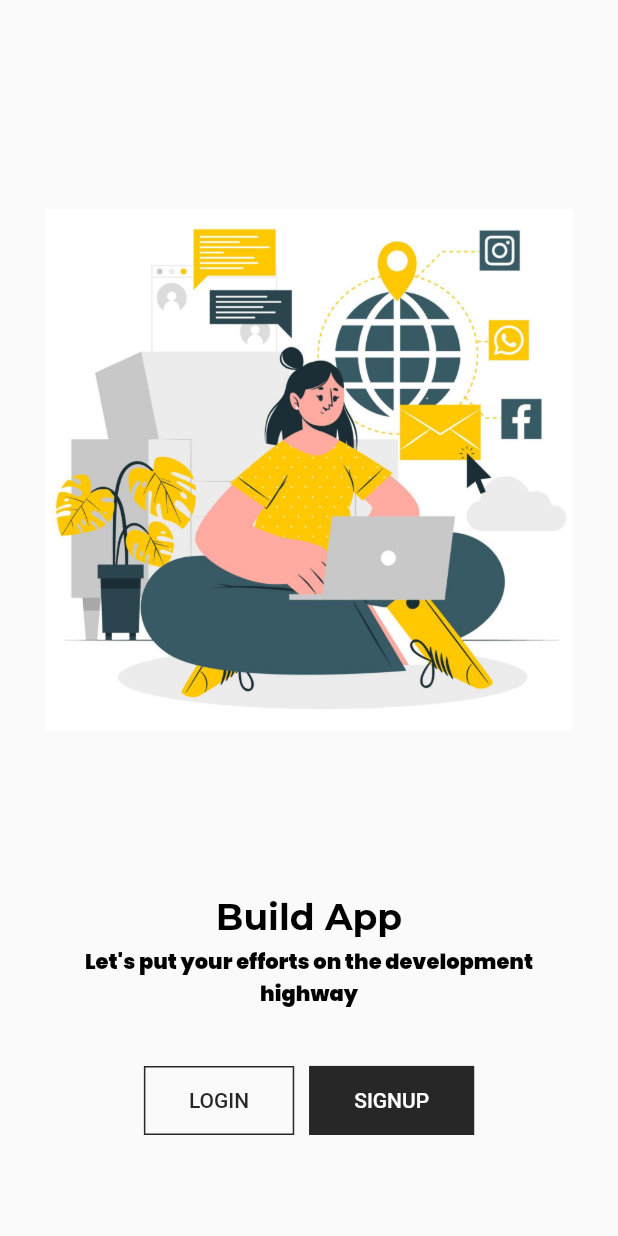
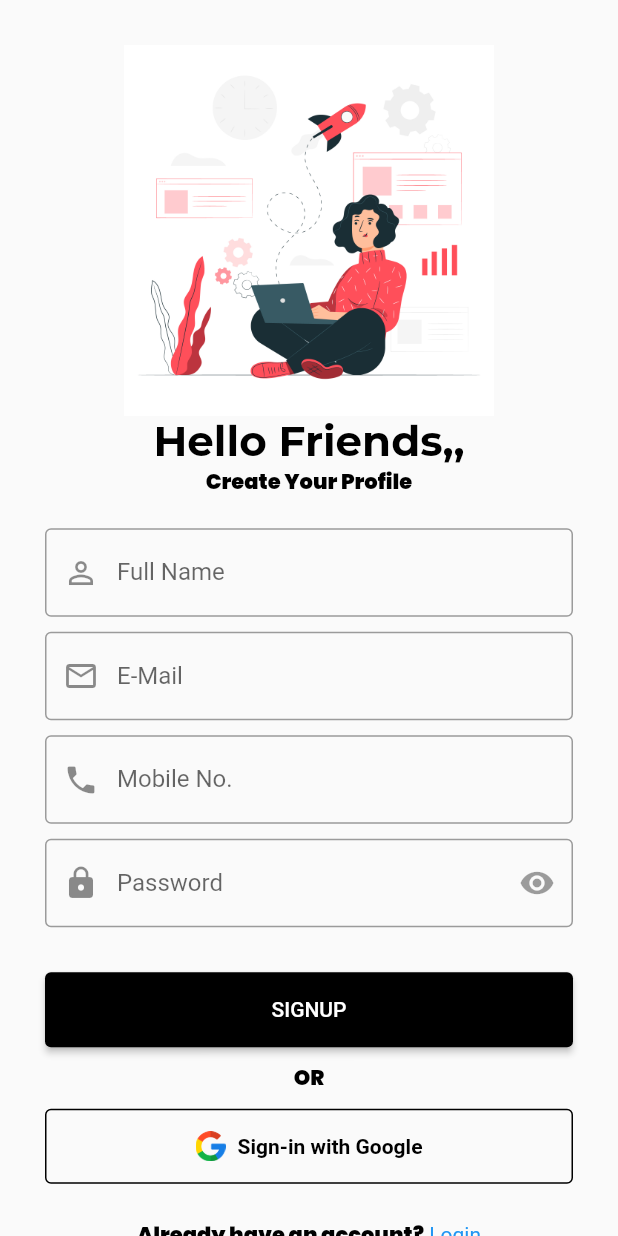
Before and after one commit to Nami24/learning_dart, a Flutter app: the WelcomeScreen screen opened directly, after a tap on "SIGNUP", on a phone screen of 412 x 824 dp. Run offline on Flutter 3.47's test engine with Material 2 defaults, Android fonts, the phone set to English and light mode, and no system bars; our stand-ins replace google_fonts.

Commit message:
add registration page

```diff
--- a/lib/Responsive/Login_screen.dart
+++ b/lib/Responsive/SignupScreen.dart
@@ -1,7 +1,7 @@
 import 'package:flutter/material.dart';
 
-class LoginScreen extends StatelessWidget {
-  const LoginScreen({super.key});
+class SignupScreen extends StatelessWidget {
+  const SignupScreen({super.key});
 
   @override
   Widget build(BuildContext context) {
@@ -13,24 +13,20 @@ class LoginScreen extends StatelessWidget {
           child: Column(
             crossAxisAlignment: CrossAxisAlignment.start,
             children: [
-              LoginHeader(size: size),
-              const LoginForm(),
-              const LoginFooter(),
-
+              SignupHeader(size: size),
+              const SignupForm(),
+              const SignupFooter(),
             ],
-          ),
-        ),
-        ),
+          )
+        )),
     );
   }
 }
 
-
-
 // Header
 
-class LoginHeader extends StatelessWidget {
-  const LoginHeader({
+class SignupHeader extends StatelessWidget {
+  const SignupHeader({
     Key? key,
     required this.size,
   }) : super(key: key);
@@ -44,8 +40,8 @@ class LoginHeader extends StatelessWidget {
         crossAxisAlignment: CrossAxisAlignment.center,
         children: [
           Image.asset("assets/images/img3.jpg", height: size.height *0.3),
-          Text('Welcome Back,', style: Theme.of(context).textTheme.headline1,),
-          Text('Explore In Your Own Way', style: Theme.of(context).textTheme.headline4,),
+          Text('Hello Friends,,', style: Theme.of(context).textTheme.headline1,),
+          Text('Create Your Profile', style: Theme.of(context).textTheme.headline4,),
           const SizedBox(height: 10,)
         ],
       ),
@@ -55,8 +51,8 @@ class LoginHeader extends StatelessWidget {
 
 // Main Form
 
-class LoginForm extends StatelessWidget {
-  const LoginForm({
+class SignupForm extends StatelessWidget {
+  const SignupForm({
     Key? key,
   }) : super(key: key);
 
@@ -71,8 +67,26 @@ class LoginForm extends StatelessWidget {
             TextFormField(
               decoration: const InputDecoration(
                 prefixIcon: Icon(Icons.person_outline_outlined),
+                labelText: 'Full Name',
+                hintText: 'Full Name',
+                border: OutlineInputBorder(),
+              ),
+            ),
+            const SizedBox(height: 30.0 -20,),
+            TextFormField(
+              decoration: const InputDecoration(
+                prefixIcon: Icon(Icons.email_outlined),
                 labelText: 'E-Mail',
                 hintText: 'E-Mail',
+                border: OutlineInputBorder(),
+              ),
+            ),
+            const SizedBox(height: 30.0 -20,),
+            TextFormField(
+              decoration: const InputDecoration(
+                prefixIcon: Icon(Icons.phone),
+                labelText: 'Mobile No.',
+                hintText: 'Mobile No.',
                 border: OutlineInputBorder(),
               ),
             ),
@@ -88,20 +102,15 @@ class LoginForm extends StatelessWidget {
                  ),
               ),
             ),
-            const SizedBox(height: 30.0 -20,),
-            Align(
-              alignment: Alignment.centerRight,
-              child: TextButton(onPressed: () {},
-              child: const Text('Forget Password?')),
-            ),
-            const SizedBox(height: 30.0 -20,),
+            const SizedBox(height: 50.0 -20,),
             Center(
               child: SizedBox(
                 width: double.infinity,
                 height: 50.0,
                 child: ElevatedButton(
                   onPressed: () {},
-                  child: Text('Login'.toUpperCase()),
+                  child: Text('Signup'.toUpperCase(),
+                  ),
                   style: ButtonStyle(
                     backgroundColor: MaterialStateProperty.all(Colors.black),
                   ),
@@ -116,8 +125,8 @@ class LoginForm extends StatelessWidget {
 
 // Footer
 
-class LoginFooter extends StatelessWidget {
-  const LoginFooter({
+class SignupFooter extends StatelessWidget {
+  const SignupFooter({
     Key? key,
   }) : super(key: key);
 
@@ -144,10 +153,10 @@ class LoginFooter extends StatelessWidget {
           child: const Text.rich(
             TextSpan(
               text: "Already have an account?",
-              style: TextStyle(fontSize: 14.0, fontWeight: FontWeight.normal, color: Colors.blue, fontFamily: 'poppins'),
+              style: TextStyle(fontSize: 14.0, fontWeight: FontWeight.normal, color: Colors.black, fontFamily: 'poppins'),
               children: [
                 TextSpan(
-                  text: "Signup",
+                  text: " Login",
                   style: TextStyle(color: Colors.blue),
                 ),
               ],
--- a/lib/Responsive/welcome_screen.dart
+++ b/lib/Responsive/welcome_screen.dart
@@ -1,5 +1,6 @@
 import 'package:flutter/material.dart';
 import 'package:learningdart/Responsive/Login_screen.dart';
+import 'package:learningdart/Responsive/SignupScreen.dart';
 
 class WelcomeScreen extends StatefulWidget {
   const WelcomeScreen({super.key});
@@ -55,7 +56,10 @@ class _WelcomeScreenState extends State<WelcomeScreen> {
                     ),
                   Flexible(
                     child: ElevatedButton(
-                    onPressed: () {},
+                    onPressed: () {
+                    Navigator.push(context, MaterialPageRoute(builder: (context) => SignupScreen()),
+                      );
+                    },
                     style: OutlinedButton.styleFrom(
                     elevation: 0,
                     shape: const RoundedRectangleBorder(),
```
Lines whose indentation alone changed are shown as unchanged.
